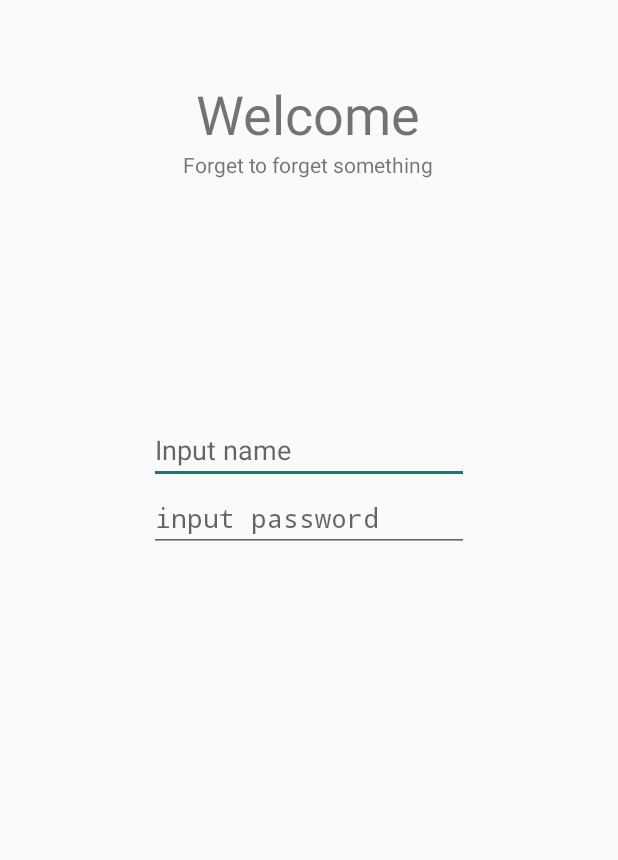
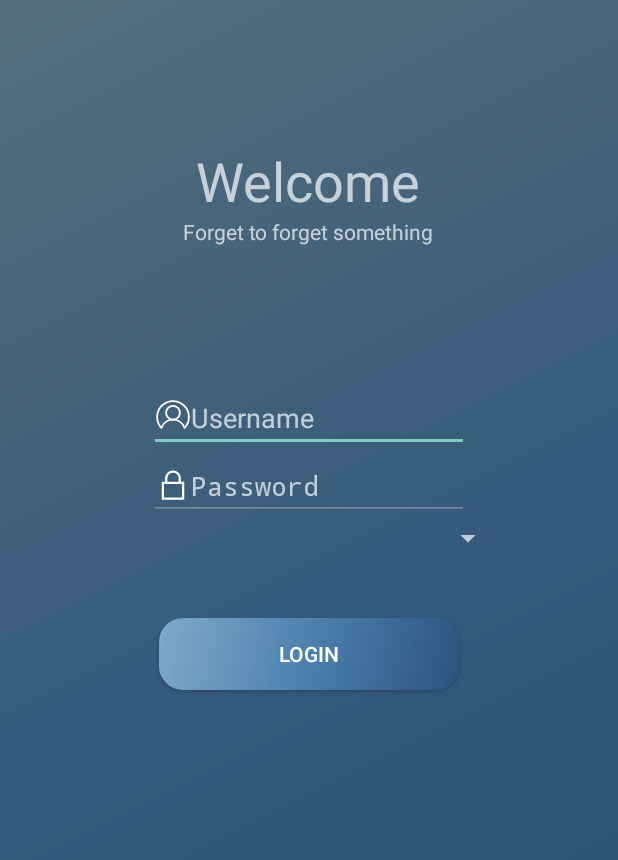
Before and after one commit to LollosoSi/Diario, an Android app: the Login screen opened directly, with no data from a screen before it, on a phone screen of 412 x 824 dp. Shown: the top 860 px of the screen. Run offline under Robolectric (Android 15) with nearby library versions, the phone set to English and light mode, and no system bars; our stand-ins replace Firebase (no records; nobody signed in at launch, a user with empty details on screens opened directly); 2 statements that could not run were skipped.

Commit message:
Login mechanics part2

```diff
--- a/app/src/main/java/utenti/diario/activities/login/Login.java
+++ b/app/src/main/java/utenti/diario/activities/login/Login.java
@@ -8,14 +8,30 @@ import android.support.design.widget.Snackbar;
 import android.support.v4.widget.DrawerLayout;
 import android.support.v7.app.AppCompatActivity;
 import android.os.Bundle;
+import android.support.v7.widget.ButtonBarLayout;
 import android.telephony.TelephonyManager;
+import android.view.View;
+import android.widget.AdapterView;
 import android.widget.ArrayAdapter;
+import android.widget.Button;
+import android.widget.EditText;
 import android.widget.ListView;
+import android.widget.Spinner;
+import android.widget.Toast;
+
+import com.google.firebase.database.DataSnapshot;
+import com.google.firebase.database.DatabaseError;
+import com.google.firebase.database.DatabaseReference;
+import com.google.firebase.database.ValueEventListener;
 
 import java.util.ArrayList;
 import java.util.Arrays;
+import java.util.Objects;
 
 import utenti.diario.R;
+import utenti.diario.container.Container;
+import utenti.diario.utilities.arraylist.ArrayListManager;
+import utenti.diario.utilities.database.DatabaseManager;
 import utenti.diario.utilities.usermanagement.LoginInterface;
 import utenti.diario.utilities.usermanagement.LoginManager;
 import utenti.diario.utilities.usermanagement.UserManager;
@@ -24,28 +40,185 @@ public class Login extends Activity implements LoginInterface {
 
     ProgressDialog pd = null;
 
+    Container global=Container.getInstance();
+
+    // Initialize global database reference
+    DatabaseReference dr = global.databaseManager.getDatabase();
+    LoginManager lm;
+
+
+
     @Override
     protected void onCreate(Bundle savedInstanceState) {
         super.onCreate(savedInstanceState);
 
-        setTheme(R.style.MaterialLight);
         setContentView(R.layout.activity_login);
 
-        getActionBar().hide();
-        getWindow().setStatusBarColor(Color.argb(50,0,0,0));
 
-        LoginManager lm = new LoginManager();
+
+        //Initialize global login manager
+        lm = new LoginManager();
         lm.StoreContext(this);
 
+
+
         if (lm.isAutoLoginEnabled(null)) {
-            pd=ProgressDialog.show(Login.this, "Please wait", "Logging in..", true);
+            callprogressdialoglogin();
             new UserManager().Login(this, lm.getName(null),lm.getPassword(null),lm.getClass(null),lm.getInstitute(null), false, ((TelephonyManager)getSystemService(TELEPHONY_SERVICE)).getDeviceId(),this );
 
         }else{
 
-        }
 
+
+            ((Spinner)findViewById(R.id.institutes_spinner)).setOnItemSelectedListener(new AdapterView.OnItemSelectedListener() {
+
+                @Override
+                public void onItemSelected(AdapterView<?> adapterView, View view, int i, long l) {
+
+                        // Recall back spinner if index 0 is chosen (Choose your institute menu voice is selected)
+                        // Or set global institute and search for classes
+                        if(i == 0){
+                            global.GlobalInstitute = "";
+                            ((Spinner)findViewById(R.id.institutes_spinner)).performClick();
+                        }else{
+                            // call waiting dialog
+                            pd=ProgressDialog.show(Login.this, "", getString(R.string.please_wait), true);
+
+                            global.GlobalInstitute = global.tempinstituteslist.get(i-1);
+                            dr.child("Institutes").child(global.GlobalInstitute).child("classi").addListenerForSingleValueEvent(new ValueEventListener() {
+                                @Override
+                                public void onDataChange(DataSnapshot dataSnapshot) {
+                                    // Adapter initialization
+                                    ArrayAdapter<String> adpt=new ArrayAdapter<String>(Login.this,android.R.layout.simple_list_item_1);
+                                    global.tempclasseslist = new ArrayListManager().ConvertedArrayFromFirebase(dataSnapshot.getValue().toString());
+
+                                    // Temporary array for menu style
+                                    // Keep in mind for real selection index is index-1
+                                    ArrayList<String> spinner =  new ArrayList<String>();
+                                    spinner.add(getString(R.string.choose_your_class));
+                                    spinner.addAll(global.tempclasseslist);
+
+                                    // Add in adapter
+                                    adpt.addAll(spinner);
+
+                                    // dismiss waiting dialog
+                                    pd.dismiss();
+
+                                    // Set styled adapter in spinner
+                                    ((Spinner)findViewById(R.id.classes_spinner)).setAdapter(adpt);
+
+                                    ((Spinner)findViewById(R.id.classes_spinner)).performClick();
+
+                                }
+
+                                @Override
+                                public void onCancelled(DatabaseError databaseError) {
+
+                                }
+                            });
+                        }
+
+
+                }
+
+                public void onNothingSelected(AdapterView<?> parent) {
+                    ((Spinner)findViewById(R.id.institutes_spinner)).performClick();
+                }
+
+            });
+
+
+
+                }
+
+        //Get institutes list
+        dr.child("Institutes").child("list").addListenerForSingleValueEvent(new ValueEventListener() {
+            @Override
+            public void onDataChange(DataSnapshot dataSnapshot) {
+
+                // Adapter initialization
+                ArrayAdapter<String> adpt=new ArrayAdapter<String>(Login.this,android.R.layout.simple_list_item_1);
+                global.tempinstituteslist = new ArrayListManager().ConvertedArrayFromFirebase(dataSnapshot.getValue().toString());
+
+                // Temporary array for menu style
+                // Keep in mind for real selection index is index-1
+                ArrayList<String> spinner =  new ArrayList<String>();
+                spinner.add(getString(R.string.choose_your_institute));
+                spinner.addAll(global.tempinstituteslist);
+
+                // Add in adapter
+                adpt.addAll(spinner);
+
+                // Set styled adapter in spinner
+                ((Spinner)findViewById(R.id.institutes_spinner)).setAdapter(adpt);
+
+
+
+                // If global institute is not set this means user hasn't logged in yet, so request to choose institute
+                if(Objects.equals(global.GlobalInstitute, "")){((Spinner)findViewById(R.id.institutes_spinner)).performClick();}
+
+
+            }
+
+            @Override
+            public void onCancelled(DatabaseError databaseError) {
+
+            }
+        });
+
+        ((Spinner)findViewById(R.id.classes_spinner)).setOnItemSelectedListener(new AdapterView.OnItemSelectedListener() {
+
+            @Override
+            public void onItemSelected(AdapterView<?> adapterView, View view, int i, long l) {
+
+                if(i == 0) {
+                    global.GlobalClass = "";
+                    ((Spinner) findViewById(R.id.classes_spinner)).performClick();
+                }else {
+                    Toast.makeText(Login.this,"Chosed "+global.tempclasseslist.get(i-1),Toast.LENGTH_LONG).show();
+                    global.GlobalClass = global.tempclasseslist.get(i-1);
+                }
+
+            }
+
+            @Override
+            public void onNothingSelected(AdapterView<?> adapterView) {
+                ((Spinner) findViewById(R.id.classes_spinner)).performClick();
+            }
+        });
+        setPasswordEditTextDisabledandlistener();
+
+        findViewById(R.id.nameinput).setOnClickListener(new View.OnClickListener() {
+            @Override
+            public void onClick(View view) {
+                findViewById(R.id.passwordinput).setEnabled(true);
+            }
+        });
     }
+
+    void setPasswordEditTextDisabledandlistener(){
+        findViewById(R.id.passwordinput).setEnabled(false);
+        findViewById(R.id.passwordinput).setOnClickListener(new View.OnClickListener() {
+            @Override
+            public void onClick(View view) {
+Toast.makeText(Login.this,"Global institute="+global.GlobalInstitute+" \nGlobal class="+global.GlobalClass,Toast.LENGTH_LONG).show();
+
+                if(!Objects.equals(global.GlobalInstitute, "") && !Objects.equals(global.GlobalClass, "")){
+
+                    if(new UserManager().userExist(global.GlobalInstitute,global.GlobalClass,((EditText)findViewById(R.id.nameinput)).getText().toString())){
+                        ((Button)findViewById(R.id.login_bt)).setText(getString(R.string.login));
+                    }else{
+                        ((Button)findViewById(R.id.login_bt)).setText(getString(R.string.register));
+                    }
+
+                }
+
+            }
+        });
+    }
+
+    // Method for opening progress dialog to hang user while logging in
+    void callprogressdialoglogin(){pd=ProgressDialog.show(Login.this, getString(R.string.please_wait), getString(R.string.logging_in), true);}
 
 
     @Override
--- a/app/src/main/java/utenti/diario/container/container.java
+++ b/app/src/main/java/utenti/diario/container/container.java
@@ -19,4 +19,10 @@ public class Container {
     public DatabaseManager databaseManager=null;
     public ArrayList<String> temparraylist=null;
 
+    public ArrayList<String> tempinstituteslist=null;
+    public ArrayList<String> tempclasseslist=null;
+
+    public String GlobalInstitute = "";
+    public String GlobalClass = "";
+
 }
--- a/app/src/main/java/utenti/diario/inizio.java
+++ b/app/src/main/java/utenti/diario/inizio.java
@@ -37,7 +37,6 @@ public class inizio extends Activity implements InternetCheck {
         super.onCreate(savedInstanceState);
         setContentView(R.layout.activity_inizio);
 
-        setTheme(R.style.MaterialLight);
 
         new DatabaseManager();  // Let database manager store in Container by initializing
 
--- a/app/src/main/java/utenti/diario/utilities/database/DatabaseManager.java
+++ b/app/src/main/java/utenti/diario/utilities/database/DatabaseManager.java
@@ -16,6 +16,7 @@ public class DatabaseManager {
     public DatabaseManager(){
         // Initializing
         DR = FirebaseDatabase.getInstance().getReference();
+        Container.getInstance().databaseManager = this;
     }
 
     public DatabaseReference getDatabase(){
--- a/app/src/main/java/utenti/diario/utilities/usermanagement/UserManager.java
+++ b/app/src/main/java/utenti/diario/utilities/usermanagement/UserManager.java
@@ -111,7 +111,7 @@ return true;
         }
     }
 
-    boolean userExist(String institute, String Class, String name){
+   public boolean userExist(String institute, String Class, String name){
         final boolean[] found = {false};
         Container.getInstance().databaseManager.getDatabase().child("Institutes").child(institute).child(Class).child("users").child(name).addListenerForSingleValueEvent(new ValueEventListener() {
             @Override
--- /dev/null
+++ b/app/src/main/res/drawable/accent_background_dark.xml
@@ -0,0 +1,9 @@
+<shape xmlns:android="http://schemas.android.com/apk/res/android"
+    android:shape="rectangle">
+    <gradient
+        android:angle="135"
+        android:centerColor="#365a7c"
+        android:startColor="#254f64"
+        android:endColor="#546e7a"
+        android:type="linear" />
+</shape>
--- /dev/null
+++ b/app/src/main/res/drawable/button_shape.xml
@@ -0,0 +1,15 @@
+<?xml version="1.0" encoding="utf-8"?>
+<shape xmlns:android="http://schemas.android.com/apk/res/android"
+    android:shape="rectangle">
+    <gradient
+    android:angle="135"
+    android:centerColor="#4c7faf"
+    android:startColor="#2e527d"
+    android:endColor="#81a9c7"
+    android:type="linear" />
+
+    <corners android:bottomRightRadius="16dp"
+        android:bottomLeftRadius="16dp"
+        android:topRightRadius="16dp"
+        android:topLeftRadius="16dp"/>
+</shape>
--- /dev/null
+++ b/app/src/main/res/drawable/ic_abstract_user_flat_2.xml
@@ -0,0 +1,9 @@
+<vector android:height="24dp" android:viewportHeight="600.0"
+    android:viewportWidth="600.0" android:width="24dp" xmlns:android="http://schemas.android.com/apk/res/android">
+    <path android:fillColor="#00000000"
+        android:pathData="M300,230m-115,0a115,115 0,1 1,230 0a115,115 0,1 1,-230 0"
+        android:strokeColor="#000000" android:strokeWidth="30"/>
+    <path android:fillColor="#00000000"
+        android:pathData="M106.8,481.4a265,265 1,1 1,386.4 0a205,205 1,0 0,-386.4 0z"
+        android:strokeColor="#000000" android:strokeLineJoin="round" android:strokeWidth="30"/>
+</vector>
--- /dev/null
+++ b/app/src/main/res/drawable/ic_lock1600.xml
@@ -0,0 +1,5 @@
+<vector android:height="24dp" android:viewportHeight="1600.0"
+    android:viewportWidth="1600.0" android:width="24dp" xmlns:android="http://schemas.android.com/apk/res/android">
+    <path android:fillColor="#000000"
+        android:pathData="M777,150.6c-73.6,6.7 -132,28.6 -187.5,70.5 -68.2,51.3 -115.8,126.7 -132.6,209.9 -6.2,30.7 -6.2,31.8 -6.6,129.2l-0.4,89.8 -75,0 -74.9,0 0,400 0,400 500,0 500,0 0,-400 0,-400 -74.9,0 -75,0 -0.4,-89.8c-0.4,-97.4 -0.4,-98.5 -6.6,-129.2 -16.8,-83.2 -64.4,-158.6 -132.6,-209.9 -50,-37.7 -103.8,-59.8 -166.5,-68.2 -13.9,-1.9 -55.6,-3.3 -67,-2.3zM835,252.5c55.2,8.2 104,33.2 143.1,73.2 32.5,33.2 53.5,70.5 64.3,114.4 7.1,28.8 6.9,26 7.3,122.6l0.4,87.3 -250.1,0 -250.1,0 0.4,-87.3c0.4,-96.6 0.2,-93.8 7.3,-122.6 10.8,-43.9 31.8,-81.2 64.3,-114.4 42.1,-43 94.8,-68.4 155.1,-74.7 12,-1.2 45.5,-0.4 58,1.5zM1200,1050l0,300 -400,0 -400,0 0,-300 0,-300 400,0 400,0 0,300z" android:strokeColor="#00000000"/>
+</vector>
--- a/app/src/main/res/layout/activity_login.xml
+++ b/app/src/main/res/layout/activity_login.xml
@@ -5,6 +5,7 @@
     xmlns:app="http://schemas.android.com/apk/res-auto"
     android:layout_width="match_parent"
     android:layout_height="match_parent"
+    android:background="@drawable/accent_background_dark"
     tools:context="utenti.diario.inizio">
 
 
@@ -17,9 +18,9 @@
         android:visibility="visible"
         tools:layout_editor_absoluteX="117dp"
         tools:layout_editor_absoluteY="74dp"
+        android:layout_marginTop="96dp"
         android:layout_alignParentTop="true"
-        android:layout_centerHorizontal="true"
-        android:layout_marginTop="51dp" />
+        android:layout_centerHorizontal="true" />
 
     <TextView
         android:id="@+id/didascaliatextview"
@@ -35,9 +36,11 @@
         android:layout_height="wrap_content"
         android:layout_below="@+id/didascaliatextview"
         android:layout_centerHorizontal="true"
-        android:layout_marginTop="158dp"
+        android:layout_marginTop="92dp"
         android:ems="10"
-        android:hint="Input name"
+        android:hint="@string/username"
+        android:drawableTint="#FFF"
+        android:drawableLeft="@drawable/ic_abstract_user_flat_2"
         android:inputType="textPersonName" />
 
     <EditText
@@ -47,8 +50,38 @@
         android:layout_alignEnd="@+id/nameinput"
         android:layout_below="@+id/nameinput"
         android:ems="10"
-        android:hint="input password"
-        android:inputType="textPassword" />
+        android:hint="@string/password"
+        android:inputType="textPassword"
+        android:drawableTint="#FFF"
+        android:drawableLeft="@drawable/ic_lock1600"
+        />
+
+    <Button
+        android:id="@+id/login_bt"
+        android:layout_width="200dp"
+        android:layout_height="wrap_content"
+        android:layout_marginTop="17dp"
+        android:background="@drawable/button_shape"
+        android:text="@string/login"
+        android:layout_below="@+id/classes_spinner"
+        android:layout_centerHorizontal="true" />
+
+    <Spinner
+        android:id="@+id/institutes_spinner"
+        android:layout_width="260dp"
+        android:layout_height="wrap_content"
+        android:layout_below="@+id/passwordinput"
+        android:layout_centerHorizontal="true"
+        android:spinnerMode="dialog" />
+
+    <Spinner
+        android:id="@+id/classes_spinner"
+        android:layout_width="260dp"
+        android:layout_height="wrap_content"
+        android:layout_alignStart="@+id/institutes_spinner"
+        android:layout_below="@+id/institutes_spinner"
+        android:spinnerMode="dialog"
+        android:visibility="invisible" />
 
 
 </RelativeLayout>
--- a/app/src/main/res/values/strings.xml
+++ b/app/src/main/res/values/strings.xml
@@ -10,4 +10,12 @@
     <string name="offlinemode">Offline Mode</string>
     <string name="hint3">You\'ll never need a Diary again!</string>
     <string name="hint4">Wait for database to load</string>
+    <string name="please_wait">Please wait</string>
+    <string name="logging_in">Logging in...</string>
+    <string name="username">Username</string>
+    <string name="password">Password</string>
+    <string name="login">Login</string>
+    <string name="register">Register</string>
+    <string name="choose_your_institute">Choose your Institute</string>
+    <string name="choose_your_class">Choose your class</string>
 </resources>
--- a/app/src/main/res/values/styles.xml
+++ b/app/src/main/res/values/styles.xml
@@ -1,7 +1,7 @@
 <resources>
 
-    <!-- Base application theme. -->
-    <style name="AppTheme" parent="android:Theme.Material">
+
+    <style name="MaterialBlack" parent="android:Theme.Material">
 
     </style>
 
@@ -9,4 +9,14 @@
 
     </style>
 
+    <style name="MaterialBlackNoActionBar" parent="android:Theme.Material.NoActionBar">
+        <item name="android:fitsSystemWindows">true</item>
+
+        <item name="android:windowTranslucentStatus">true</item>
+    </style>
+
+    <style name="MaterialLightNoActionBar" parent="android:Theme.Material.Light.NoActionBar">
+        <item name="android:fitsSystemWindows">true</item>
+    </style>
+
 </resources>
```
Also changed, not shown: app/src/main/AndroidManifest.xml (+8 -3 lines), app/src/main/java/utenti/diario/utilities/arraylist/ArrayListManager.java (+8 -1 lines), app/src/main/res/drawable/accent_background.xml (added, +9 -0 lines), app/src/main/res/drawable/ic_security_black_24dp.xml (added, +9 -0 lines), 2 other files.
